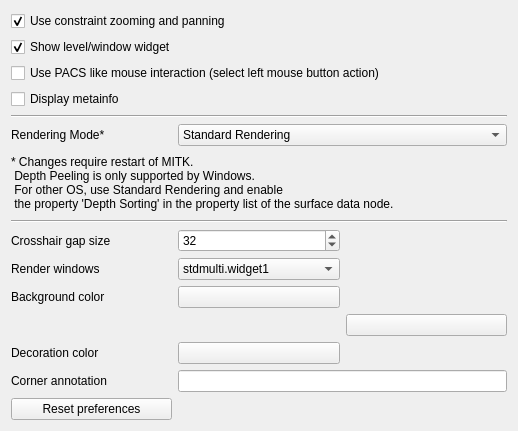
samsmu/MITK, file Plugins/org.mitk.gui.qt.stdmultiwidgeteditor/src/internal/QmitkStdMultiWidgetEditorPreferencePage.ui: the form before one commit.
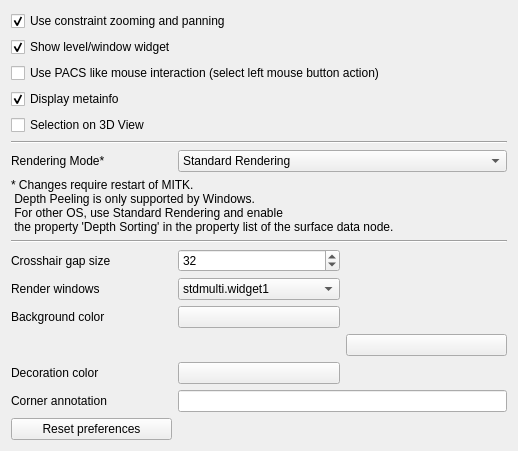
The form after the commit.

Commit message: correct preference ui for selection on 3D view

```diff
--- a/Plugins/org.mitk.gui.qt.stdmultiwidgeteditor/src/internal/QmitkStdMultiWidgetEditorPreferencePage.ui
+++ b/Plugins/org.mitk.gui.qt.stdmultiwidgeteditor/src/internal/QmitkStdMultiWidgetEditorPreferencePage.ui
@@ -179,11 +179,24 @@
         <property name="text">
           <string>Display metainfo</string>
         </property>
-        <property name="tristate">
+        <property name="checked">
           <bool>true</bool>
         </property>
       </widget>
    </item>
+   <item row="4" column="0" colspan="3">
+      <widget class="QCheckBox" name="m_SelectionMode">
+        <property name="layoutDirection">
+          <enum>Qt::LeftToRight</enum>
+        </property>
+        <property name="text">
+          <string>Selection on 3D View</string>
+        </property>
+        <property name="checked">
+          <bool>false</bool>
+        </property>
+      </widget>
+   </item>
    <item row="12" column="2">
     <widget class="QPushButton" name="m_ColorButton2">
      <property name="text">
@@ -191,7 +204,7 @@
      </property>
     </widget>
    </item>
-   <item row="4" column="0" colspan="3">
+   <item row="5" column="0" colspan="3">
     <widget class="Line" name="line">
      <property name="orientation">
       <enum>Qt::Horizontal</enum>
```
The commit also changes 2 other files.
